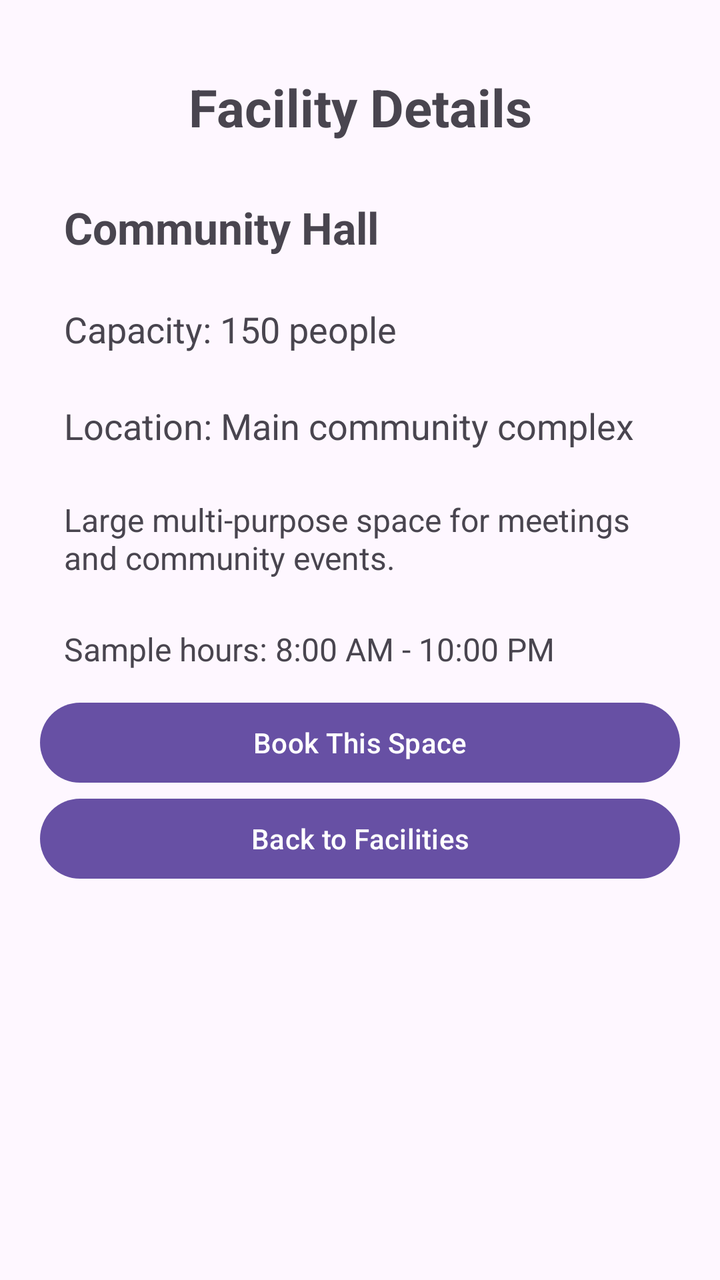
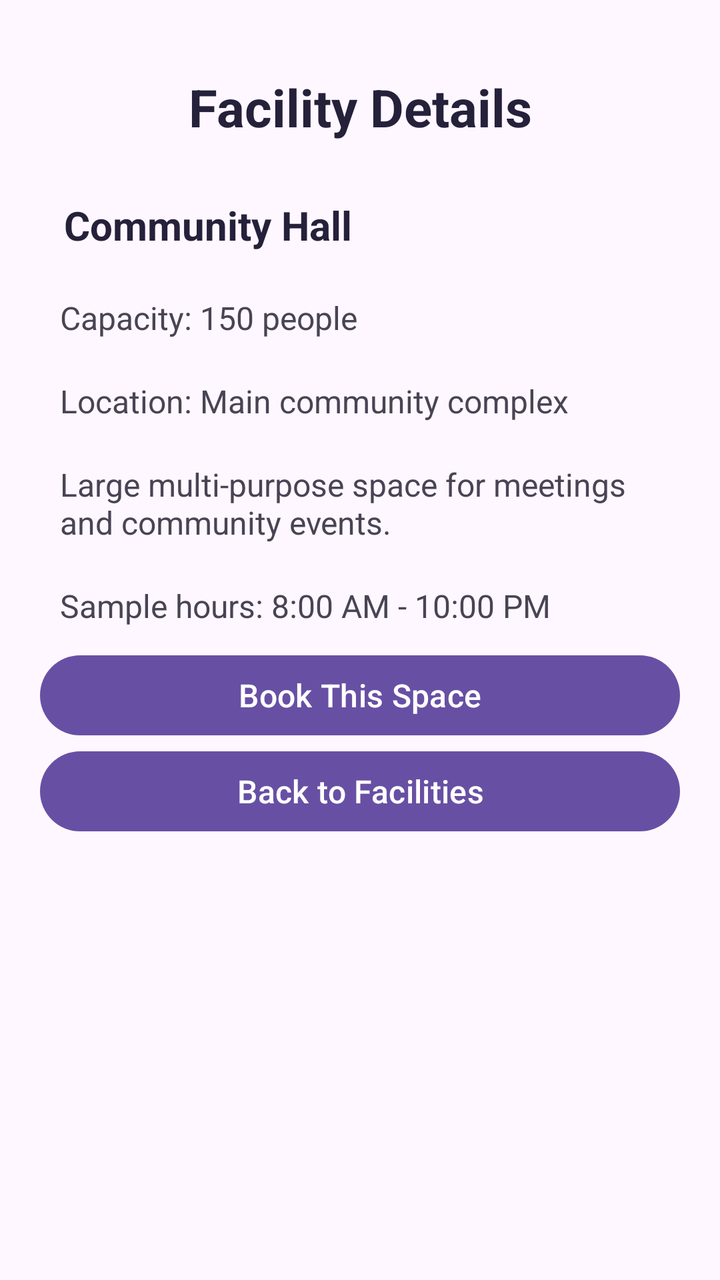

Compare the two renders of this Android layout. The source of the first and the diff that turns it into the second are given below.
<!-- AndroidManifest.xml: application theme Theme.CommunitySpaceBooking -->
<!-- res/layout/activity_facility_details.xml -->
<?xml version="1.0" encoding="utf-8"?>
<ScrollView xmlns:android="http://schemas.android.com/apk/res/android"
    android:layout_width="match_parent"
    android:layout_height="match_parent"
    android:fillViewport="true">

    <LinearLayout
        android:layout_width="match_parent"
        android:layout_height="wrap_content"
        android:orientation="vertical"
        android:padding="20dp">

        <TextView
            android:layout_width="match_parent"
            android:layout_height="wrap_content"
            android:gravity="center"
            android:padding="16dp"
            android:text="Facility Details"
            android:textSize="26sp"
            android:textStyle="bold" />

        <TextView
            android:id="@+id/txtFacilityName"
            android:layout_width="match_parent"
            android:layout_height="wrap_content"
            android:padding="12dp"
            android:text="Community Hall"
            android:textSize="22sp"
            android:textStyle="bold" />

        <TextView
            android:id="@+id/txtCapacity"
            android:layout_width="match_parent"
            android:layout_height="wrap_content"
            android:padding="12dp"
            android:text="Capacity: 150 people"
            android:textSize="18sp" />

        <TextView
            android:id="@+id/txtLocation"
            android:layout_width="match_parent"
            android:layout_height="wrap_content"
            android:padding="12dp"
            android:text="Location: Main community complex"
            android:textSize="18sp" />

        <TextView
            android:id="@+id/txtDescription"
            android:layout_width="match_parent"
            android:layout_height="wrap_content"
            android:padding="12dp"
            android:text="Large multi-purpose space for meetings and community events."
            android:textSize="16sp" />

        <TextView
            android:id="@+id/txtHours"
            android:layout_width="match_parent"
            android:layout_height="wrap_content"
            android:padding="12dp"
            android:text="Sample hours: 8:00 AM - 10:00 PM"
            android:textSize="16sp" />

        <Button
            android:id="@+id/btnBookSpace"
            android:layout_width="match_parent"
            android:layout_height="wrap_content"
            android:text="Book This Space" />

        <Button
            android:id="@+id/btnBack"
            android:layout_width="match_parent"
            android:layout_height="wrap_content"
            android:text="Back to Facilities" />

    </LinearLayout>
</ScrollView>
<!-- resources referenced by this layout -->
<resources>
  <style name="Theme.CommunitySpaceBooking" parent="Base.Theme.CommunitySpaceBooking" />
  <style name="Base.Theme.CommunitySpaceBooking" parent="Theme.Material3.DayNight.NoActionBar">
          
          
      </style>
</resources>

<!-- the commit's change to res/layout/activity_facility_details.xml (unified diff, before → after) -->
@@ -11,63 +11,56 @@
         android:padding="20dp">
 
         <TextView
+            style="@style/AppScreenTitle"
             android:layout_width="match_parent"
             android:layout_height="wrap_content"
-            android:gravity="center"
-            android:padding="16dp"
-            android:text="Facility Details"
-            android:textSize="26sp"
-            android:textStyle="bold" />
+            android:text="Facility Details" />
 
         <TextView
             android:id="@+id/txtFacilityName"
+            style="@style/AppSectionTitle"
             android:layout_width="match_parent"
             android:layout_height="wrap_content"
-            android:padding="12dp"
-            android:text="Community Hall"
-            android:textSize="22sp"
-            android:textStyle="bold" />
+            android:text="Community Hall" />
 
         <TextView
             android:id="@+id/txtCapacity"
+            style="@style/AppBodyText"
             android:layout_width="match_parent"
             android:layout_height="wrap_content"
-            android:padding="12dp"
-            android:text="Capacity: 150 people"
-            android:textSize="18sp" />
+            android:text="Capacity: 150 people" />
 
         <TextView
             android:id="@+id/txtLocation"
+            style="@style/AppBodyText"
             android:layout_width="match_parent"
             android:layout_height="wrap_content"
-            android:padding="12dp"
-            android:text="Location: Main community complex"
-            android:textSize="18sp" />
+            android:text="Location: Main community complex" />
 
         <TextView
             android:id="@+id/txtDescription"
+            style="@style/AppBodyText"
             android:layout_width="match_parent"
             android:layout_height="wrap_content"
-            android:padding="12dp"
-            android:text="Large multi-purpose space for meetings and community events."
-            android:textSize="16sp" />
+            android:text="Large multi-purpose space for meetings and community events." />
 
         <TextView
             android:id="@+id/txtHours"
+            style="@style/AppBodyText"
             android:layout_width="match_parent"
             android:layout_height="wrap_content"
-            android:padding="12dp"
-            android:text="Sample hours: 8:00 AM - 10:00 PM"
-            android:textSize="16sp" />
+            android:text="Sample hours: 8:00 AM - 10:00 PM" />
 
         <Button
             android:id="@+id/btnBookSpace"
+            style="@style/AppPrimaryButton"
             android:layout_width="match_parent"
             android:layout_height="wrap_content"
             android:text="Book This Space" />
 
         <Button
             android:id="@+id/btnBack"
+            style="@style/AppPrimaryButton"
             android:layout_width="match_parent"
             android:layout_height="wrap_content"
             android:text="Back to Facilities" />
<!-- resource entries referenced after the edit -->
@@ -1,5 +1,28 @@
 <!-- resources referenced by this layout -->
 <resources>
+  <style name="AppBodyText">
+          <item name="android:textSize">16sp</item>
+          <item name="android:textColor">#494454</item>
+          <item name="android:padding">10dp</item>
+      </style>
+  <style name="AppPrimaryButton">
+          <item name="android:textAllCaps">false</item>
+          <item name="android:textSize">16sp</item>
+          <item name="android:minHeight">48dp</item>
+      </style>
+  <style name="AppScreenTitle">
+          <item name="android:textSize">26sp</item>
+          <item name="android:textStyle">bold</item>
+          <item name="android:textColor">#25213A</item>
+          <item name="android:gravity">center</item>
+          <item name="android:padding">16dp</item>
+      </style>
+  <style name="AppSectionTitle">
+          <item name="android:textSize">20sp</item>
+          <item name="android:textStyle">bold</item>
+          <item name="android:textColor">#25213A</item>
+          <item name="android:padding">12dp</item>
+      </style>
   <style name="Theme.CommunitySpaceBooking" parent="Base.Theme.CommunitySpaceBooking" />
   <style name="Base.Theme.CommunitySpaceBooking" parent="Theme.Material3.DayNight.NoActionBar">
           
